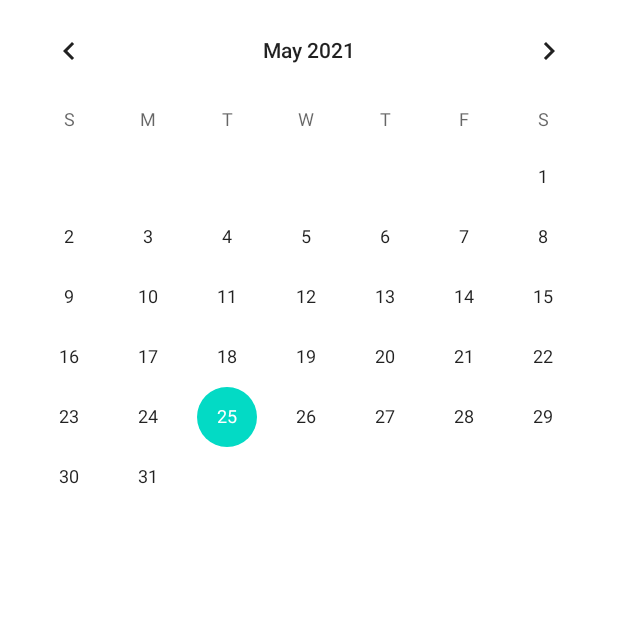
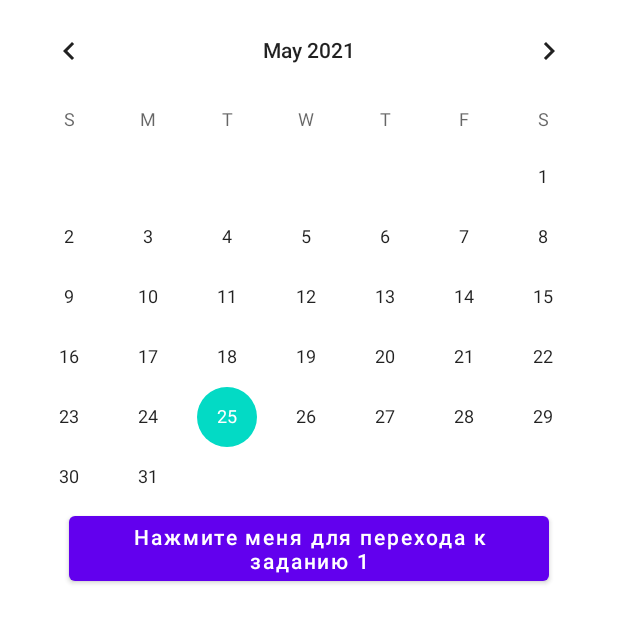
Before and after one commit to AVKhakhalin/AndroidLession_1_HomeWork, an Android app: the layout task3_calendarview.xml on its own in the app's theme, with its tools: preview values and no code run, on a phone screen of 412 x 824 dp. Shown: the top 623 px of the screen. Run offline under Robolectric (Android 15) with nearby library versions, the phone set to English and light mode, and no system bars.

Commit message:
Correct buttons and created switch between layouts.

```diff
--- a/app/src/main/res/layout/task3_calendarview.xml
+++ b/app/src/main/res/layout/task3_calendarview.xml
@@ -1,11 +1,21 @@
 <?xml version="1.0" encoding="utf-8"?>
 <LinearLayout xmlns:android="http://schemas.android.com/apk/res/android"
     android:layout_width="match_parent"
-    android:layout_height="match_parent">
+    android:layout_height="match_parent"
+    android:orientation="vertical">
 
     <CalendarView
         android:layout_width="match_parent"
-        android:layout_height="match_parent">
+        android:layout_height="wrap_content">
     </CalendarView>
 
+    <Button
+        android:id="@+id/switchLayout_1"
+        android:layout_width="wrap_content"
+        android:layout_height="wrap_content"
+        android:layout_gravity="center"
+        android:text="@string/buttonText3"
+        android:textAllCaps="false"
+        android:onClick="switchLayout1"/>
+
 </LinearLayout>
--- a/app/src/main/res/values/strings.xml
+++ b/app/src/main/res/values/strings.xml
@@ -6,7 +6,7 @@
     <string name="toggleButtonText">Включите меня</string>
     <string name="checkBoxText">Поставьте сюда галочку</string>
     <string name="switchText">Переключите меня</string>
-    <string name="buttonText">Нажмите меня</string>
+    <string name="buttonText">Нажмите меня\nдля перехода\nк заданию 2</string>
     <string name="Task2_TextView1_text">Введие текст типа `text`</string>
     <string name="Task2_TextView2_text">Введие текст типа `textPersonName`</string>
     <string name="Task2_TextView3_text">Введие текст типа `phone`</string>
@@ -17,4 +17,6 @@
     <string name="Task2_TextView8_text">Введие текст типа `textUri`</string>
     <string name="Task2_TextView9_text">Введие текст типа `numberPassword`</string>
     <string name="Task2_TextView10_text">Введие текст типа `numberDecimal`</string>
+    <string name="bottonText2">Нажмите меня для перехода к заданию 3</string>
+    <string name="buttonText3">Нажмите меня для перехода к заданию 1</string>
 </resources>
```
Also changed, not shown: app/src/main/java/ru/geekbrains/lession1_homework/MainActivity.java (+16 -2 lines), app/src/main/res/layout/activity_main.xml (+7 -5 lines), app/src/main/res/layout/task2_maket.xml (+10 -1 lines).
